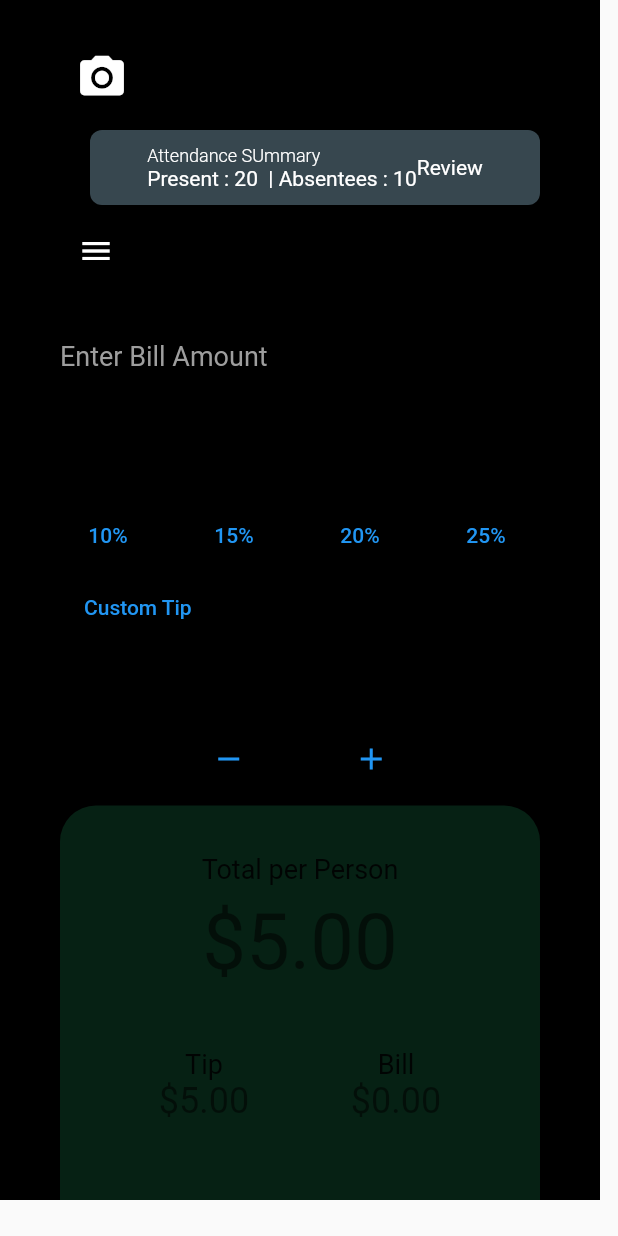
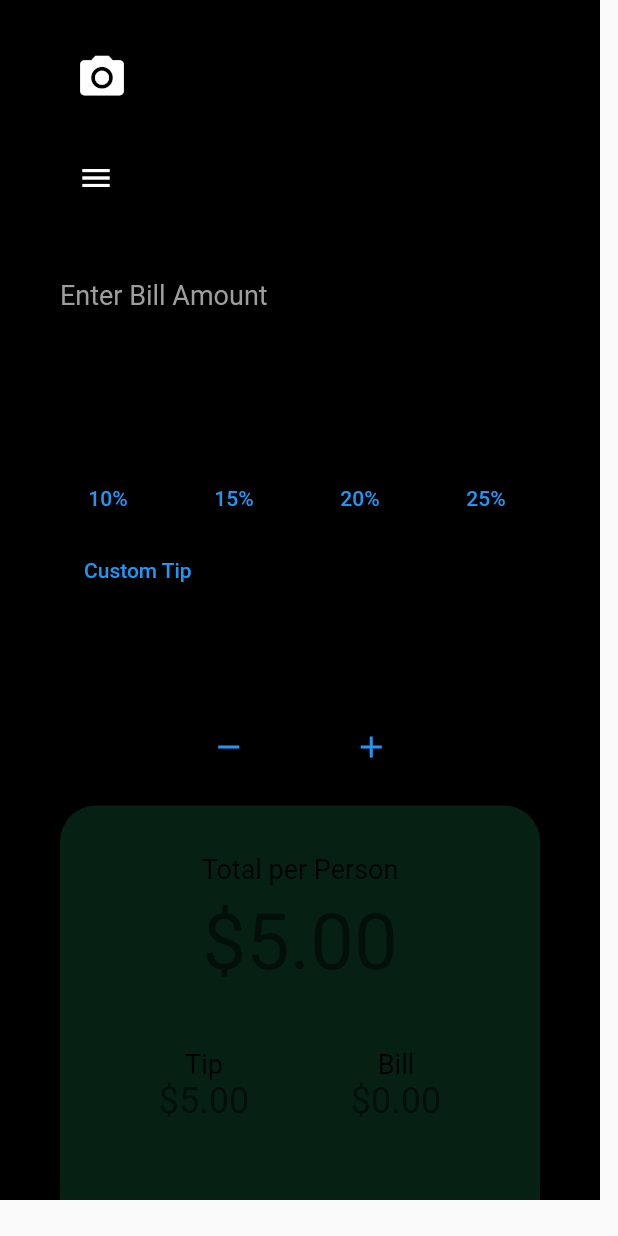
Before and after one commit to 669247/tipsy_calculator, a Flutter app: the screen it shows after launch, on a phone screen of 412 x 824 dp. Run offline on Flutter 3.47's test engine with Material 2 defaults, Android fonts, the phone set to English and light mode, and no system bars.

```diff
--- a/lib/TipCalculator/TipCalculator.dart
+++ b/lib/TipCalculator/TipCalculator.dart
@@ -86,39 +86,6 @@ class _TipCalculatorState extends State<TipCalculator> {
             ),
 
 
-            Container(
-              margin: const EdgeInsets.only(left: 20),
-              padding: const EdgeInsets.all(10),
-              decoration: BoxDecoration(
-                  color: Colors.blueGrey[800],
-                  borderRadius: BorderRadius.circular(8)),
-              child: const Row(
-                mainAxisAlignment: MainAxisAlignment.center,
-                children: [
-                  Column(
-                    mainAxisSize: MainAxisSize.min,
-                    crossAxisAlignment: CrossAxisAlignment.start,
-                    children: [
-                      Text(
-                        "Attendance SUmmary",
-                        style: TextStyle(
-                            fontWeight: FontWeight.w300,
-                            color: Colors.white,
-                            fontSize: 12),
-                      ),
-                      Text(
-                        'Present : 20  | Absentees : 10',
-                        style: TextStyle(color: Colors.white, fontSize: 14),
-                      ),
-                    ],
-                  ),
-                  Text(
-                    "Review",
-                    style: TextStyle(color: Colors.white),
-                  )
-                ],
-              ),
-            ),
 
             //Icon Button
             IconButton(
```
